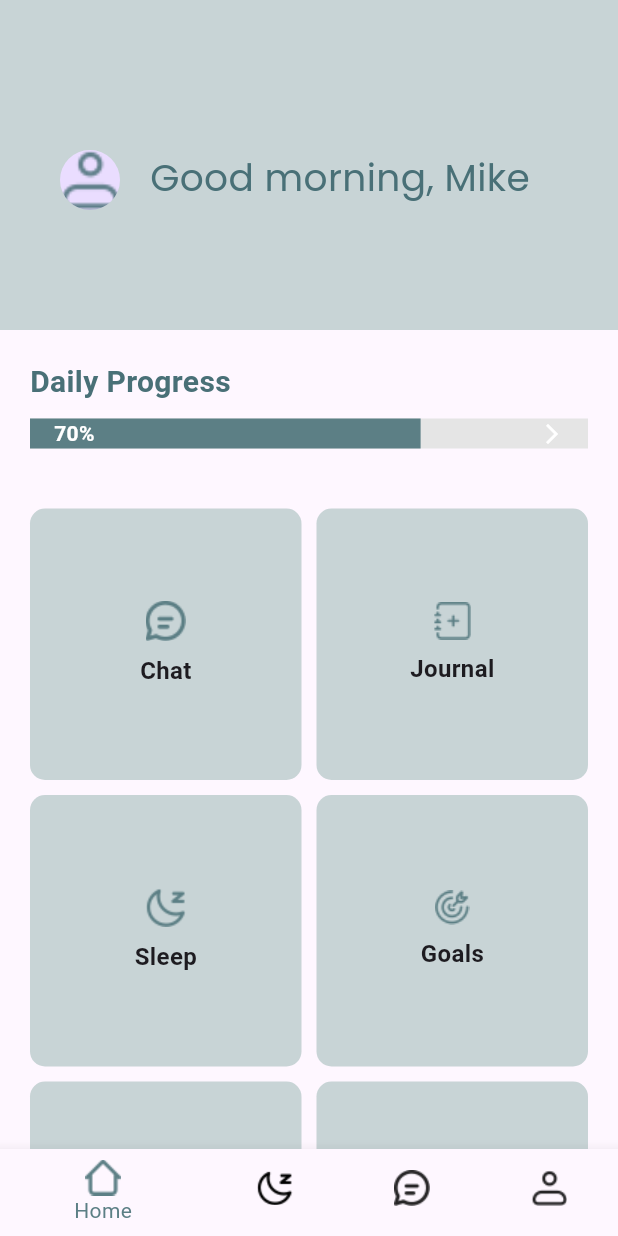
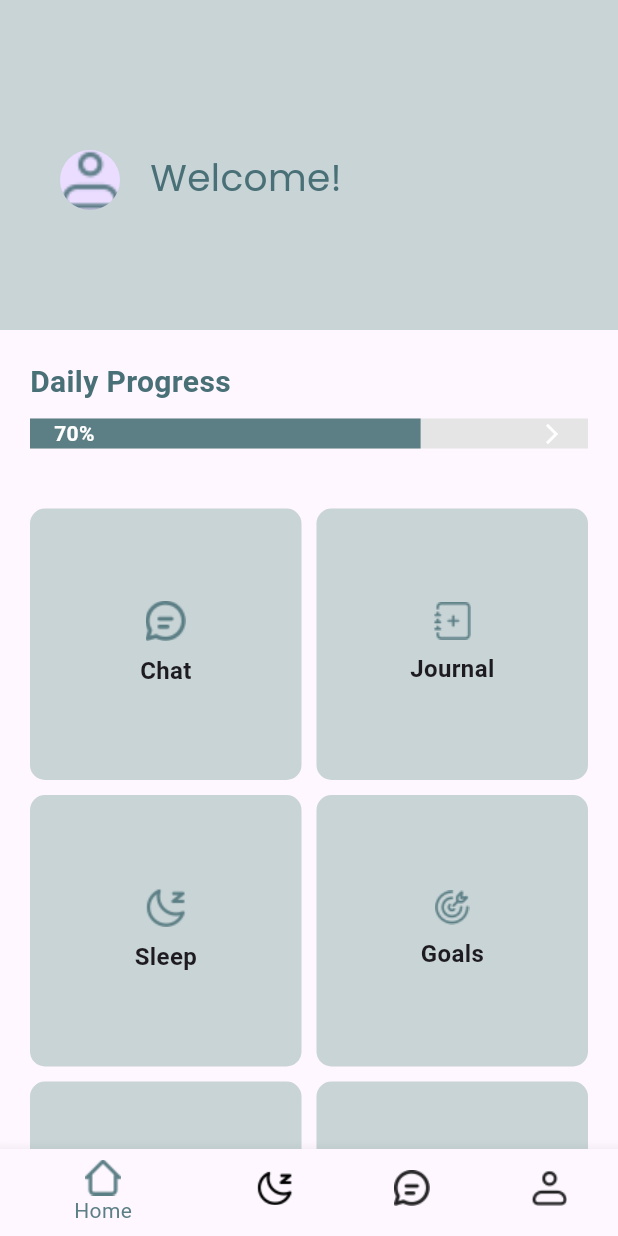
Before and after one commit to veskicha/MindfulStudent, a Flutter app: the HomeScreen screen opened by its route, on a phone screen of 412 x 824 dp. Run offline on Flutter 3.47's test engine with Material 3 defaults, Android fonts, the phone set to English and light mode, and no system bars; our stand-ins replace supabase_flutter, syncfusion_flutter_charts, toastification; accounts and stored records are empty; network calls fail.

Commit message:
feat(front-end): Show username on home screen

```diff
--- a/MindfulStudent/lib/backend/auth.dart
+++ b/MindfulStudent/lib/backend/auth.dart
@@ -1,10 +1,42 @@
 import 'dart:developer';
 
 import 'package:mindfulstudent/main.dart';
+import 'package:supabase_flutter/supabase_flutter.dart';
+
+class Profile {
+  static final Map<String, Profile> _cache = {};
+
+  final String id;
+  String? name;
+
+  Profile(this.id, this.name);
+
+  static Future<Profile?> get(String id) async {
+    final cachedProfile = _cache[id];
+    if (cachedProfile != null) return cachedProfile;
+
+    late final Map<String, dynamic> data;
+    try {
+      final rows = await supabase.from("profiles").select().eq("id", id);
+      if (rows.isEmpty) return null;
+      data = rows[0];
+    } catch (e) {
+      log(e.toString());
+      return null;
+    }
+
+    _cache[id] = Profile(data["id"], data["name"]);
+    return _cache[id];
+  }
+}
 
 class Auth {
   static bool get isLoggedIn {
     return supabase.auth.currentSession != null;
+  }
+
+  static User? get user {
+    return supabase.auth.currentUser;
   }
 
   static Future<bool> login(String email, String password) async {
@@ -13,10 +45,20 @@ class Auth {
     return true;
   }
 
-  static Future<bool> signup(String email, String name, String password) async {
+  static Future<bool> signUp(String email, String name, String password) async {
     log("Create new account: $email");
     final res = await supabase.auth
         .signUp(email: email, password: password, data: {"name": name});
     return res.session != null;
   }
+
+  static Future<void> signOut() async {
+    await supabase.auth.signOut();
+  }
+
+  static Future<Profile?> getProfile() async {
+    final user = Auth.user;
+    if (user == null) return null;
+    return Profile.get(user.id);
+  }
 }
--- a/MindfulStudent/lib/screens/auth/signup_screen.dart
+++ b/MindfulStudent/lib/screens/auth/signup_screen.dart
@@ -33,7 +33,7 @@ class SignupScreenState extends State<SignupScreen> {
       return;
     }
 
-    Auth.signup(email, name, password).then((res) {
+    Auth.signUp(email, name, password).then((res) {
       if (!res) {
         showInfo(context, "Account created!",
             description: "Please check your email for a confirmation link.");
--- a/MindfulStudent/lib/screens/home/home_screen.dart
+++ b/MindfulStudent/lib/screens/home/home_screen.dart
@@ -1,4 +1,5 @@
 import 'package:flutter/material.dart';
+import 'package:mindfulstudent/backend/auth.dart';
 import 'package:mindfulstudent/widgets/bottom_nav_bar.dart';
 
 class HomeScreen extends StatefulWidget {
@@ -50,11 +51,26 @@ class FeatureBlock extends StatelessWidget {
 
 class HomeScreenState extends State<HomeScreen> {
   int _selectedIndex = 0;
+
   final double _progress = 0.7;
+  String? welcomeText;
 
   void _onItemTapped(int index) {
     setState(() {
       _selectedIndex = index;
+    });
+  }
+
+  @override
+  void initState() {
+    super.initState();
+
+    Auth.getProfile().then((p) {
+      if (p == null) return;
+
+      setState(() {
+        welcomeText = 'Welcome, ${p.name}!';
+      });
     });
   }
 
@@ -69,9 +85,9 @@ class HomeScreenState extends State<HomeScreen> {
               color: const Color(0xFFC8D4D6),
               width: double.infinity,
               height: 220,
-              child: const Stack(
+              child: Stack(
                 children: [
-                  Positioned(
+                  const Positioned(
                     top: 100,
                     left: 40,
                     child: CircleAvatar(
@@ -83,8 +99,8 @@ class HomeScreenState extends State<HomeScreen> {
                     top: 100,
                     left: 100,
                     child: Text(
-                      'Good morning, Mike',
-                      style: TextStyle(
+                      welcomeText ?? 'Welcome!',
+                      style: const TextStyle(
                         color: Color(0xFF497077),
                         fontFamily: 'Poppins',
                         fontSize: 25,
```
